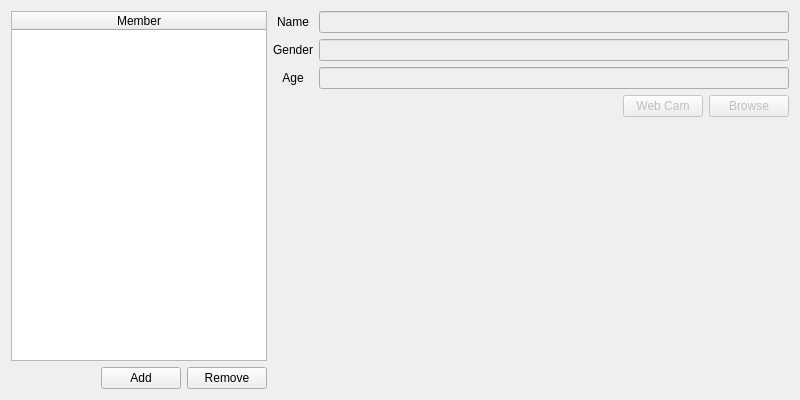
This is VASystem/UI/RegisterFaceWidget.ui in rocking5566/Gaea as Qt 5 draws it before an edit. The edited form follows.
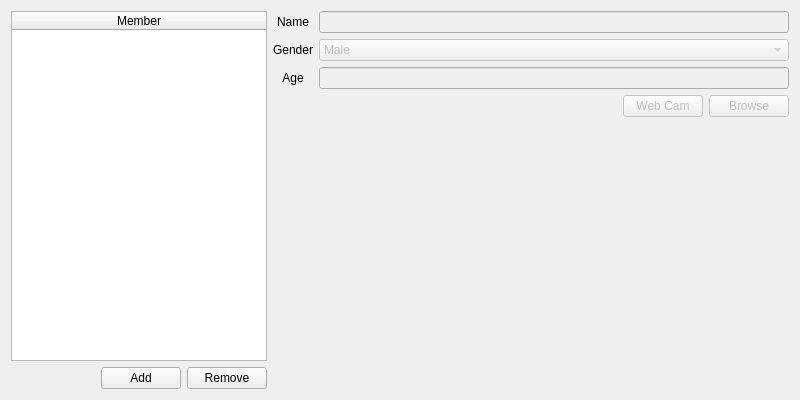
This is the edited form.

Commit message: [What] Refine UI - Use combobox instead of lineEdit for gender [Why] Gender should not be randomly input by user

```diff
--- a/VASystem/UI/RegisterFaceWidget.ui
+++ b/VASystem/UI/RegisterFaceWidget.ui
@@ -59,13 +59,6 @@
    </item>
    <item>
     <layout class="QGridLayout" name="gridLayout_2" columnstretch="0,0,0,0">
-     <item row="2" column="1" colspan="3">
-      <widget class="QLineEdit" name="leAge">
-       <property name="enabled">
-        <bool>false</bool>
-       </property>
-      </widget>
-     </item>
      <item row="0" column="1" colspan="3">
       <widget class="QLineEdit" name="leName">
        <property name="enabled">
@@ -73,22 +66,6 @@
        </property>
       </widget>
      </item>
-     <item row="1" column="1" colspan="3">
-      <widget class="QLineEdit" name="leGender">
-       <property name="enabled">
-        <bool>false</bool>
-       </property>
-       <property name="toolTip">
-        <string>rtsp://admin:admin@127.0.0.1:554/test.mkv</string>
-       </property>
-       <property name="inputMask">
-        <string/>
-       </property>
-       <property name="text">
-        <string/>
-       </property>
-      </widget>
-     </item>
      <item row="1" column="0">
       <widget class="QLabel" name="label_2">
        <property name="text">
@@ -165,6 +142,30 @@
        </property>
       </spacer>
      </item>
+     <item row="1" column="1" colspan="3">
+      <widget class="QComboBox" name="cbGender">
+       <property name="enabled">
+        <bool>false</bool>
+       </property>
+       <item>
+        <property name="text">
+         <string>Male</string>
+        </property>
+       </item>
+       <item>
+        <property name="text">
+         <string>Female</string>
+        </property>
+       </item>
+      </widget>
+     </item>
+     <item row="2" column="1" colspan="3">
+      <widget class="QLineEdit" name="leAge">
+       <property name="enabled">
+        <bool>false</bool>
+       </property>
+      </widget>
+     </item>
     </layout>
    </item>
   </layout>
```
The commit also changes 2 other files.
